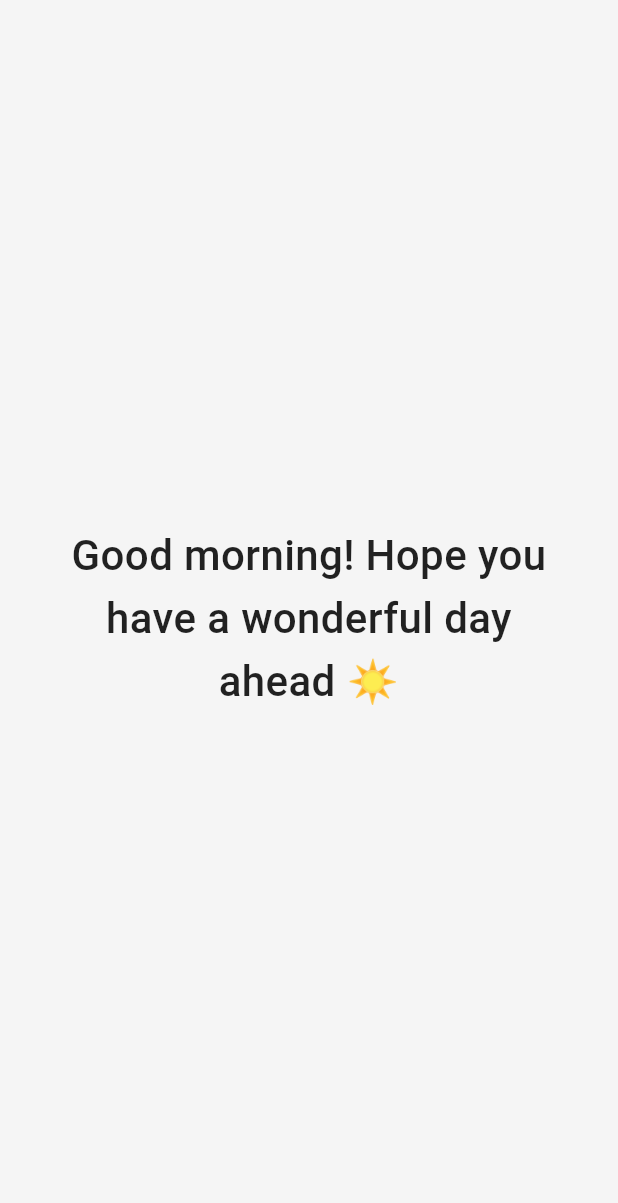
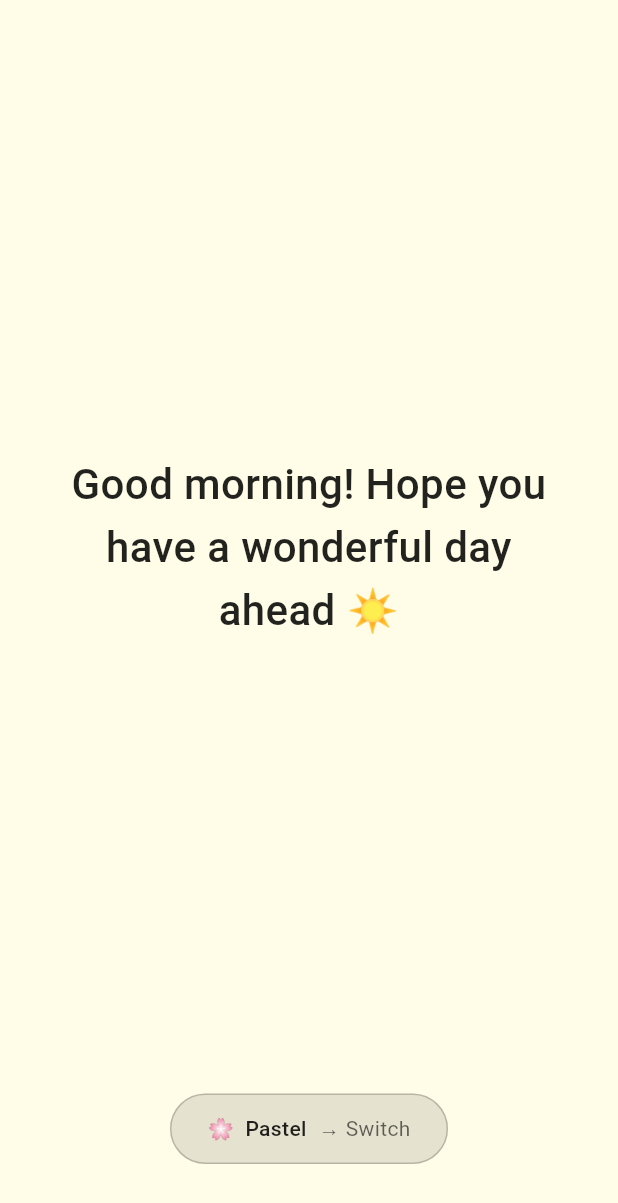
Before and after one commit to zaalfa/KindHour, a Flutter app: the screen it shows after launch, on a phone screen of 412 x 824 dp. Shown: the top 1203 px of the screen. Run offline on Flutter 3.47's test engine with Material 3 defaults, Android fonts, the phone set to English and light mode, and no system bars; our stand-ins replace shared_preferences; missing offline and left inert: home_widget, workmanager.

Commit message:
feat: implement pastel/monochrome theme switch and apply theme colors to widget

```diff
--- a/lib/main.dart
+++ b/lib/main.dart
@@ -52,7 +52,7 @@ class KindHourScreen extends StatefulWidget {
 class _KindHourScreenState extends State<KindHourScreen> {
   String _message = '';
   String _timeBlock = 'morning';
-  final bool _isMonochrome = true;
+  bool _isMonochrome = false;
   bool _loaded = false;
 
   @override
@@ -62,19 +62,44 @@ class _KindHourScreenState extends State<KindHourScreen> {
   }
 
   Future<void> _loadMessage() async {
+    final prefs = await SharedPreferences.getInstance();
+    final savedTheme = prefs.getString('kind_hour_theme') ?? 'pastel';
+
     final timeBlock = TimeClassifier.classify(DateTime.now());
     final allMessages = await MessageRepository.loadMessages();
     final message = await MessageSelector.getMessage(
       timeBlock: timeBlock,
       messages: allMessages[timeBlock]!,
     );
+
+    // Push to widget
     await HomeWidget.saveWidgetData<String>('kind_hour_message', message);
+    await HomeWidget.saveWidgetData<String>('kind_hour_theme', savedTheme);
+    await HomeWidget.saveWidgetData<String>('saved_time_block', timeBlock);
     await HomeWidget.updateWidget(androidName: 'KindHourWidgetProvider');
 
     setState(() {
       _message = message;
       _timeBlock = timeBlock;
+      _isMonochrome = savedTheme == 'monochrome';
       _loaded = true;
+    });
+  }
+
+  Future<void> _toggleTheme() async {
+    final newIsMonochrome = !_isMonochrome;
+    final newTheme = newIsMonochrome ? 'monochrome' : 'pastel';
+
+    // Save theme preference
+    final prefs = await SharedPreferences.getInstance();
+    await prefs.setString('kind_hour_theme', newTheme);
+
+    // Push new theme to widget
+    await HomeWidget.saveWidgetData<String>('kind_hour_theme', newTheme);
+    await HomeWidget.updateWidget(androidName: 'KindHourWidgetProvider');
+
+    setState(() {
+      _isMonochrome = newIsMonochrome;
     });
   }
 
@@ -87,8 +112,14 @@ class _KindHourScreenState extends State<KindHourScreen> {
 
     return Scaffold(
       backgroundColor: bgColor,
-      body: Center(
-        child: Padding(
+      body: SafeArea(
+        child: Column(
+          mainAxisAlignment: MainAxisAlignment.center,
+          children: [
+            const Spacer(),
+
+            // Message
+            Padding(
               padding: const EdgeInsets.symmetric(horizontal: 32.0),
               child: _loaded
                   ? Text(
@@ -101,7 +132,52 @@ class _KindHourScreenState extends State<KindHourScreen> {
                       ),
                       textAlign: TextAlign.center,
                     )
-              : const CircularProgressIndicator(),
+                  : CircularProgressIndicator(color: textColor),
+            ),
+
+            const Spacer(),
+
+            // Theme toggle button
+            Padding(
+              padding: const EdgeInsets.only(bottom: 48.0),
+              child: GestureDetector(
+                onTap: _toggleTheme,
+                child: AnimatedContainer(
+                  duration: const Duration(milliseconds: 300),
+                  padding: const EdgeInsets.symmetric(
+                    horizontal: 24,
+                    vertical: 12,
+                  ),
+                  decoration: BoxDecoration(
+                    color: textColor.withOpacity(0.1),
+                    borderRadius: BorderRadius.circular(24),
+                    border: Border.all(color: textColor.withOpacity(0.2)),
+                  ),
+                  child: Row(
+                    mainAxisSize: MainAxisSize.min,
+                    children: [
+                      Text(
+                        _isMonochrome ? '🌑  Monochrome' : '🌸  Pastel',
+                        style: TextStyle(
+                          fontSize: 14,
+                          color: textColor,
+                          fontWeight: FontWeight.w500,
+                        ),
+                      ),
+                      const SizedBox(width: 8),
+                      Text(
+                        '→ Switch',
+                        style: TextStyle(
+                          fontSize: 14,
+                          color: textColor.withOpacity(0.6),
+                        ),
+                      ),
+                    ],
+                  ),
+                ),
+              ),
+            ),
+          ],
         ),
       ),
     );
```
Also changed, not shown: 2 other files. Lines whose indentation alone changed are shown as unchanged.
